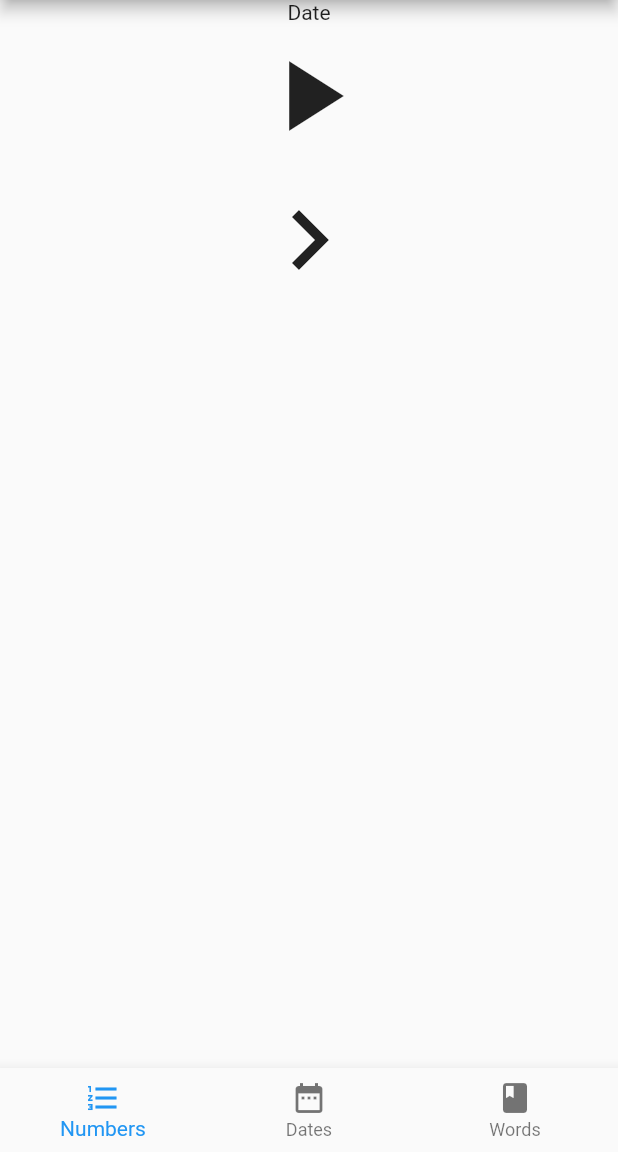
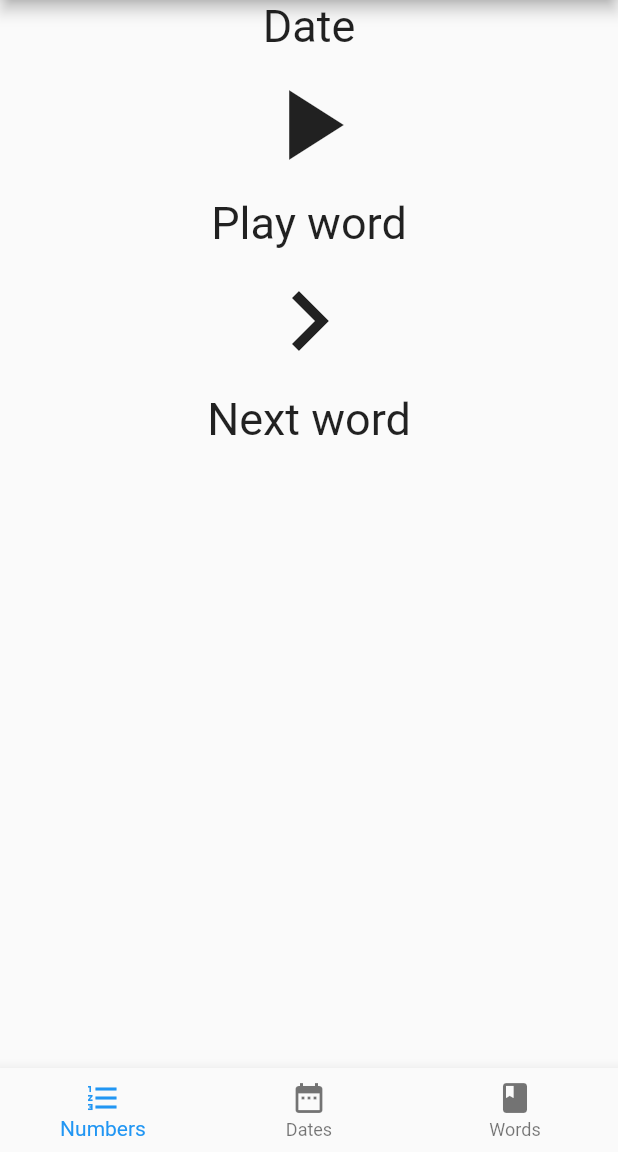
Before and after one commit to janagrill/aphasia-helper, a Flutter app: the screen it shows after launch, on a phone screen of 412 x 824 dp, the part 84-1236 px from its top. Run offline on Flutter 3.47's test engine with Material 2 defaults, Android fonts, the light colour scheme and no system bars.

Commit message:
Add text and make it larger

```diff
--- a/coding_challenge/lib/home.dart
+++ b/coding_challenge/lib/home.dart
@@ -44,6 +44,7 @@ class PlayWordPage extends StatelessWidget {
         children: <Widget>[
           Text(
             'Date',
+            style: TextStyle(fontSize: 30),
           ),
           IconButton(
             iconSize: 80,
@@ -52,6 +53,10 @@ class PlayWordPage extends StatelessWidget {
               print('play button pressed');
             },
           ),
+          Text(
+            'Play word',
+            style: TextStyle(fontSize: 30),
+          ),
           IconButton(
             iconSize: 80,
             icon: Icon(Icons.navigate_next),
@@ -59,6 +64,10 @@ class PlayWordPage extends StatelessWidget {
               print('next button pressed');
             },
           ),
+          Text(
+            'Next word',
+            style: TextStyle(fontSize: 30),
+          ),
         ],
       ),
     );
```
